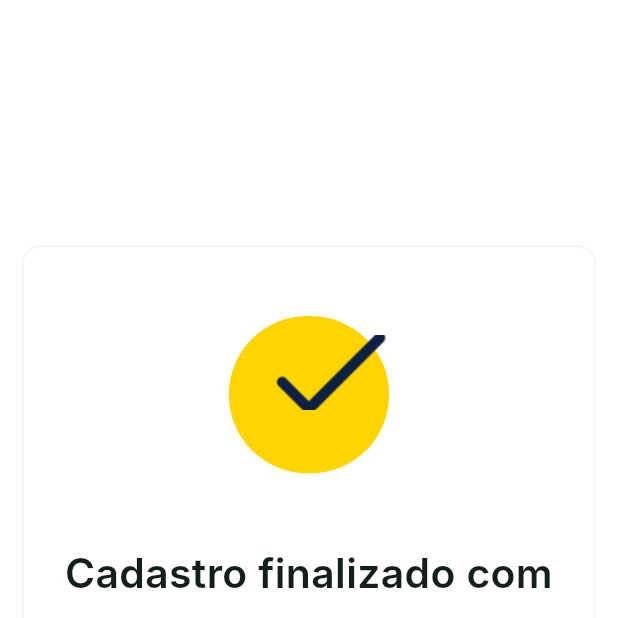
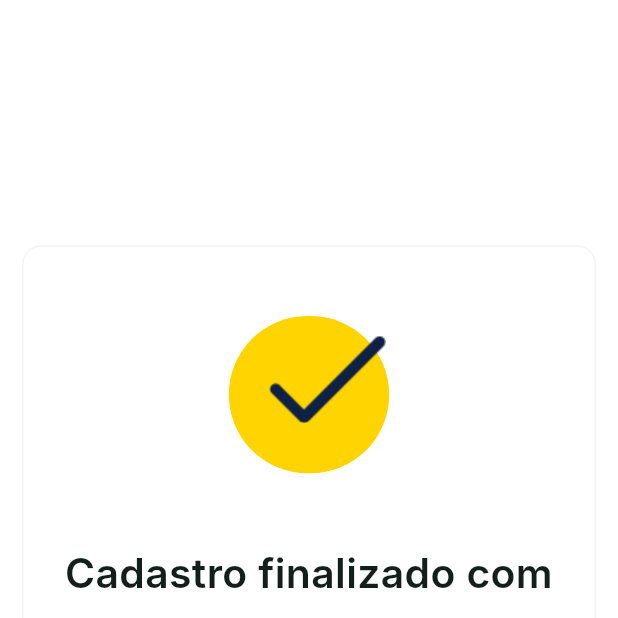
Before and after one commit to WUNDU/wundu-mobile, a Flutter app: the SignupConfirmScreenScreen screen opened by its route, on a phone screen of 412 x 824 dp, the top half of it. Run offline on Flutter 3.47's test engine with Material 3 defaults, Android fonts, the phone set to English and light mode, and no system bars; our stand-ins replace cached_network_image, equatable, flutter_bloc, flutter_svg, shared_preferences, smooth_page_indicator; accounts and stored records are empty; Roboto replaces fonts that are missing (Inter).

Commit message:
📕 chore: add adjustment in the confirmation image

```diff
--- a/lib/views/auth/signup/signup_confirm_screen.dart
+++ b/lib/views/auth/signup/signup_confirm_screen.dart
@@ -5,10 +5,7 @@ import 'package:wundu/views/auth/signup/models/signup_screen_model.dart';
 import 'package:wundu/widgets/custom_elevated_button.dart';
 
 class SignupConfirmScreenScreen extends StatelessWidget {
-  const SignupConfirmScreenScreen({Key? key})
-      : super(
-          key: key,
-        );
+  const SignupConfirmScreenScreen({super.key});
 
   static Widget builder(BuildContext context) {
     return BlocProvider<SignupScreenBloc>(
@@ -61,8 +58,6 @@ class SignupConfirmScreenScreen extends StatelessWidget {
                             children: [
                               CustomImageView(
                                 imagePath: ImageConstant.confirm,
-                                height: 48.h,
-                                width: 70.h,
                               ),
                             ],
                           ),
```
Also changed, not shown: assets/images/confirm.png, assets/images/logo.png.
